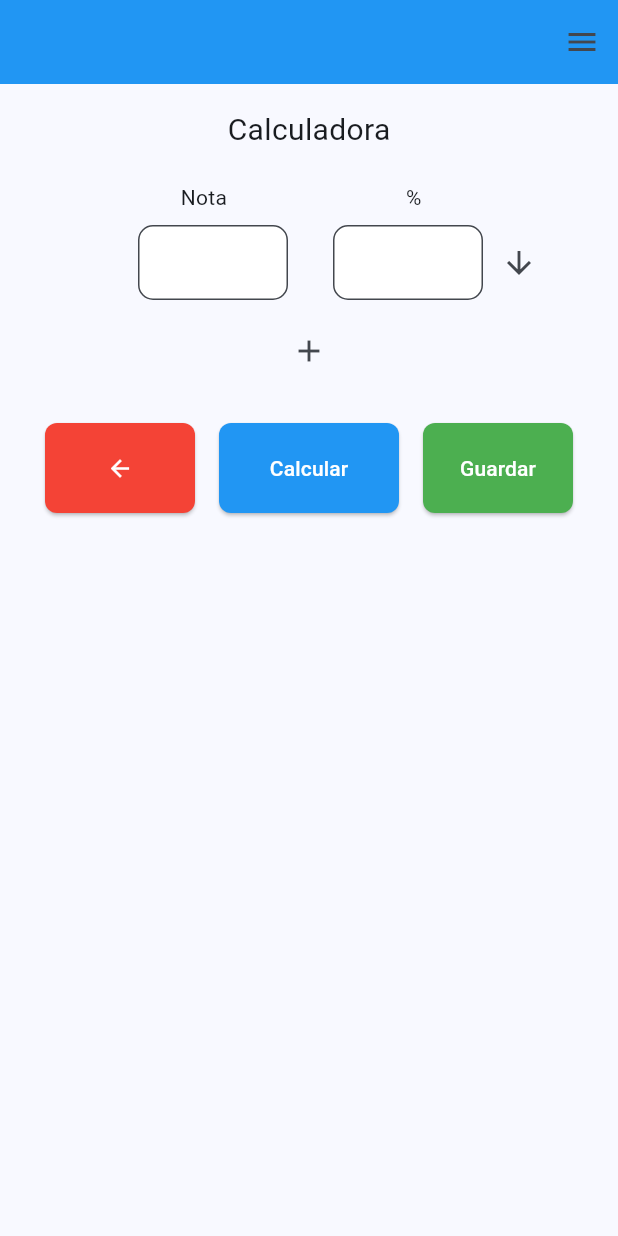
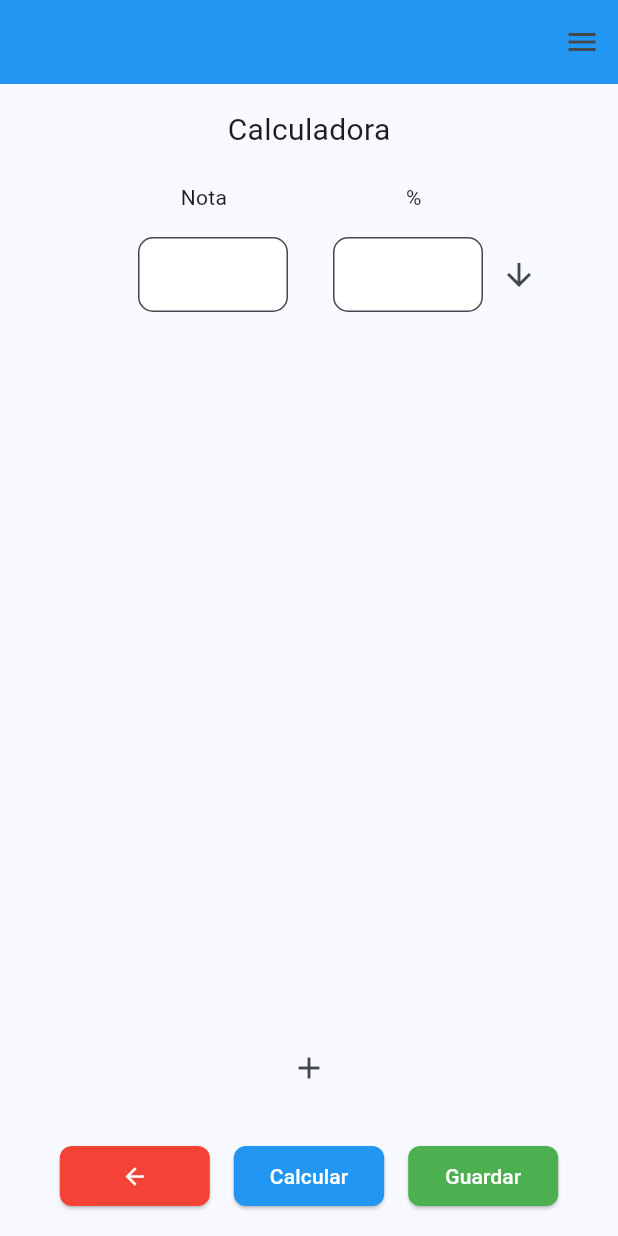
Before and after one commit to kmiloconk/average_calculator, a Flutter app: the screen it shows after launch, after a tap on the "add" icon, after a tap on the "arrow back" icon, on a phone screen of 412 x 824 dp. Run offline on Flutter 3.47's test engine with Material 3 defaults, Android fonts, the phone set to English and light mode, and no system bars.

Commit message:
agregar una nueva fila y quitarla

```diff
--- a/lib/app/pv/pv_page.dart
+++ b/lib/app/pv/pv_page.dart
@@ -8,9 +8,31 @@ class PvPage extends StatefulWidget {
 }
 
 class _PvPageState extends State<PvPage> {
-  final TextEditingController noteController = TextEditingController();
-  final TextEditingController percentageController = TextEditingController();
-  bool v = true;
+  final List<Map<String, TextEditingController>> fields = [];
+  bool v = false;
+
+  @override
+  void initState() {
+    super.initState();
+    _addRow();
+  }
+
+  void _addRow() {
+    setState(() {
+      fields.add({
+        'note': TextEditingController(),
+        'percentage': TextEditingController(),
+      });
+    });
+  }
+
+  void _removeRow() {
+    if (fields.isNotEmpty) {
+      setState(() {
+        fields.removeLast();
+      });
+    }
+  }
 
   @override
   Widget build(BuildContext context) {
@@ -37,55 +59,53 @@ class _PvPageState extends State<PvPage> {
               ],
             ),
             const SizedBox(height: 8),
-            Row(
+            Flexible(
+              child: ListView.builder(
+                itemCount: fields.length,
+                itemBuilder: (context, index) {
+                  final noteController = fields[index]['note']!;
+                  final percentageController = fields[index]['percentage']!;
+                  return Padding(
+                    padding: const EdgeInsets.symmetric(vertical: 8.0),
+                    child: Row(
                       children: [
                         const Expanded(child: Text('')),
                         const SizedBox(width: 50),
                         textfile(noteController),
                         const SizedBox(width: 30),
                         textfile(percentageController),
-                Visibility(visible: v, child: const SizedBox(width: 48)),
+                        Visibility(
+                            visible: v, child: const SizedBox(width: 48)),
                         Visibility(
                           visible: !v,
                           child: IconButton(
                             onPressed: () {},
-                        icon: const Icon(Icons.arrow_downward))),
+                            icon: const Icon(Icons.arrow_downward),
+                          ),
+                        ),
                         const Expanded(child: Text('')),
                       ],
                     ),
-            const SizedBox(height: 10),
-            IconButton(
-              onPressed: () {
-                setState(() {
-                  v = !v;
-                });
+                  );
                 },
+              ),
+            ),
+            const SizedBox(height: 8),
+            Align(
+              alignment: Alignment.center,
+              child: IconButton(
+                onPressed: _addRow,
                 icon: const Icon(Icons.add),
+              ),
             ),
             const SizedBox(height: 24),
             Center(
               child: Row(
                 mainAxisSize: MainAxisSize.min,
                 children: [
-                  SizedBox(
-                    width: 100,
-                    height: 60,
-                    child: ElevatedButton(
-                      onPressed: () {},
-                      style: ElevatedButton.styleFrom(
-                        backgroundColor: Colors.red,
-                        shape: RoundedRectangleBorder(
-                          borderRadius: BorderRadius.circular(8),
-                        ),
-                      ),
-                      child: const Icon(Icons.arrow_back, color: Colors.white),
-                    ),
-                  ),
+                  button(Icons.arrow_back, 'Volver', Colors.red, _removeRow),
                   const SizedBox(width: 16),
-                  SizedBox(
-                    width: 120,
-                    height: 60,
-                    child: ElevatedButton(
+                  ElevatedButton(
                     onPressed: () {},
                     style: ElevatedButton.styleFrom(
                       backgroundColor: Colors.blue,
@@ -96,28 +116,32 @@ class _PvPageState extends State<PvPage> {
                     child: const Text('Calcular',
                         style: TextStyle(color: Colors.white)),
                   ),
-                  ),
                   const SizedBox(width: 16),
-                  SizedBox(
-                    width: 100,
-                    height: 60,
-                    child: ElevatedButton(
-                      onPressed: () {},
-                      style: ElevatedButton.styleFrom(
-                        backgroundColor: Colors.green,
-                        shape: RoundedRectangleBorder(
-                          borderRadius: BorderRadius.circular(8),
-                        ),
-                      ),
-                      child: const Text('Guardar',
-                          style: TextStyle(color: Colors.white)),
+                  button(null, 'Guardar', Colors.green, () {}),
+                ],
               ),
             ),
           ],
         ),
       ),
-          ],
+    );
+  }
+
+  Widget button(
+      IconData? icon, String text, Color color, VoidCallback onPressed) {
+    return SizedBox(
+      width: 100,
+      child: ElevatedButton(
+        onPressed: onPressed,
+        style: ElevatedButton.styleFrom(
+          backgroundColor: color,
+          shape: RoundedRectangleBorder(
+            borderRadius: BorderRadius.circular(8),
           ),
+        ),
+        child: icon != null
+            ? Icon(icon, color: Colors.white)
+            : Text(text, style: const TextStyle(color: Colors.white)),
       ),
     );
   }
```
Lines whose indentation alone changed are shown as unchanged.
